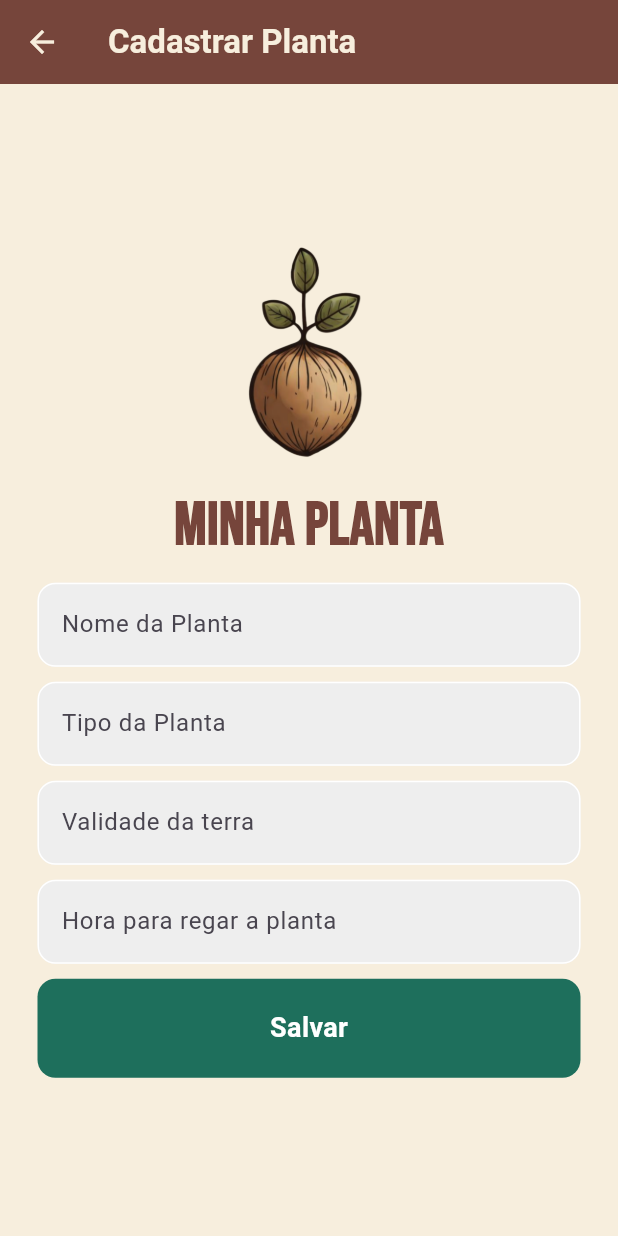
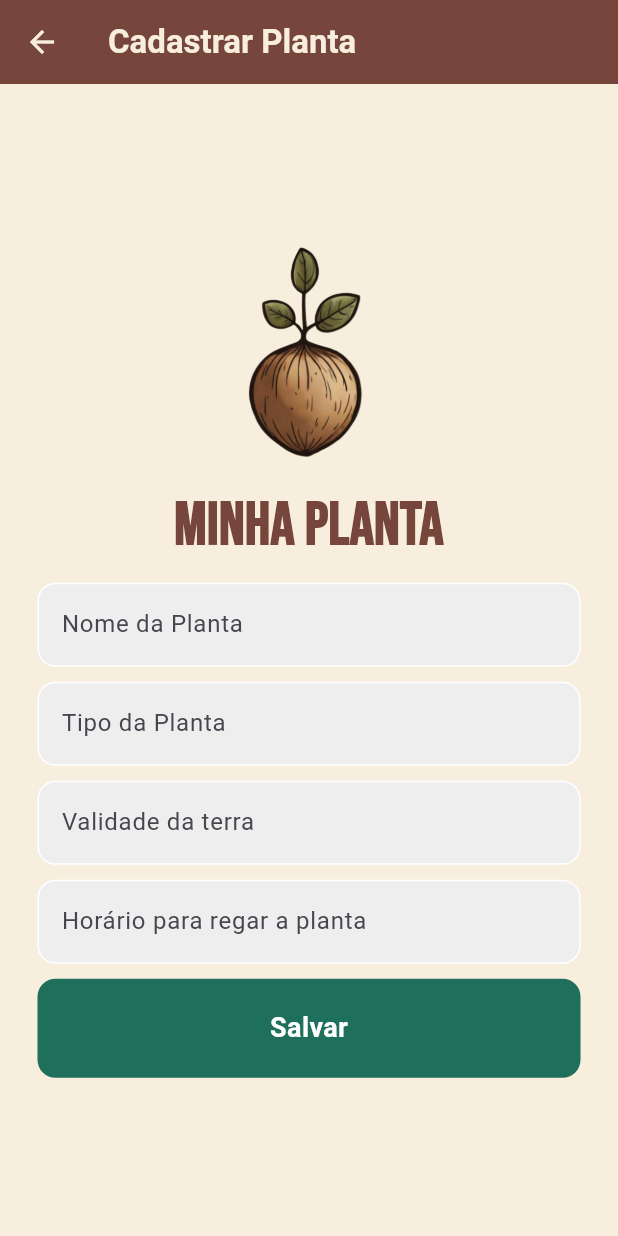
Before and after one commit to Alfredo-Paes/my_plant_flutter, a Flutter app: the RegisterPlantPageMyPlant screen opened directly, after a tap on "Salvar", on a phone screen of 412 x 824 dp. Run offline on Flutter 3.47's test engine with Material 3 defaults, Android fonts, the phone set to English and light mode, and no system bars; our stand-ins replace cloud_firestore, firebase_auth, firebase_core, mask_text_input_formatter; accounts and stored records are empty.

Commit message:
Implementation of user plant listing, plant removal and format for date and time entered in the registration

```diff
--- a/lib/main.dart
+++ b/lib/main.dart
@@ -28,9 +28,7 @@ class MyApp extends StatelessWidget {
     return const MaterialApp(
       debugShowCheckedModeBanner: false,
       home: MainPageMyPlant(),
-      routes: {
-
-      },
+      routes: {},
     );
   }
 }
--- a/lib/models/plants.dart
+++ b/lib/models/plants.dart
@@ -1,10 +1,12 @@
 class Plant {
+  final String id;
   final String namePlant;
   final String typePlant;
   final String validityOfPlantingLand;
   final String timeToWaterThePlant;
 
   Plant({
+    required this.id,
     required this.namePlant,
     required this.typePlant,
     required this.validityOfPlantingLand,
--- a/lib/pages/register_plant_page_my_plant.dart
+++ b/lib/pages/register_plant_page_my_plant.dart
@@ -1,17 +1,18 @@
 import 'package:cloud_firestore/cloud_firestore.dart';
 import 'package:firebase_auth/firebase_auth.dart';
 import 'package:flutter/material.dart';
+import 'package:intl/intl.dart';
+import 'package:mask_text_input_formatter/mask_text_input_formatter.dart';
 
-import '../components/side_bar_my_plant.dart';
+
+import 'home_page_my_pant.dart';
 
 class RegisterPlantPageMyPlant extends StatefulWidget {
-
-  //final VoidCallback showLoginPage;
-
   const RegisterPlantPageMyPlant({super.key});
 
   @override
-  State<RegisterPlantPageMyPlant> createState() => _RegisterPlantPageMyPlantState();
+  State<RegisterPlantPageMyPlant> createState() =>
+      _RegisterPlantPageMyPlantState();
 }
 
 class _RegisterPlantPageMyPlantState extends State<RegisterPlantPageMyPlant> {
@@ -20,6 +21,12 @@ class _RegisterPlantPageMyPlantState extends State<RegisterPlantPageMyPlant> {
   final _typePlantController = TextEditingController();
   final _validityOfPlantingLandController = TextEditingController();
   final _timeToWaterThePlantController = TextEditingController();
+  final maskFormatter = MaskTextInputFormatter(mask: '##/##/####', filter: {'#': RegExp(r'[0-9]')});
+  final timeFormatter = MaskTextInputFormatter(mask: '##:##', filter: {'#': RegExp(r'[0-9]')});
+
+  // Obtenha a instância do FirebaseAuth
+  final FirebaseAuth _auth = FirebaseAuth.instance;
+
 
   @override
   void dispose() {
@@ -30,25 +37,60 @@ class _RegisterPlantPageMyPlantState extends State<RegisterPlantPageMyPlant> {
     super.dispose();
   }
 
-  Future registerPlant() async {
+  Future registerPlant(BuildContext context) async {
+    User? user = _auth.currentUser;
+    String formatDate(String dateString) {
+      // Parse a string no formato "dd/mm/yyyy" para um objeto DateTime
+      DateTime parsedDate = DateFormat('dd/MM/yyyy').parse(dateString);
+      // Formate a data para uma string no formato "dd/mm/yyyy"
+      return DateFormat('dd/MM/yyyy').format(parsedDate);
+    }
+    String formattedDate = formatDate(_validityOfPlantingLandController.text.trim());
+
+    if (user != null) {
+      String userID = user.uid;
       addPlantDetails(
+        userID,
         _namePlantController.text.trim(),
         _typePlantController.text.trim(),
-        _validityOfPlantingLandController.text.trim(),
+        formattedDate,
         _timeToWaterThePlantController.text.trim(),
       );
+      ScaffoldMessenger.of(context).showSnackBar(
+        const SnackBar(
+          content: Text('Planta registrada com sucesso!'),
+          backgroundColor: Color(0xFF1E6F5C),
+          duration: Duration(seconds: 5),
+          behavior: SnackBarBehavior.floating,
+        ),
+      );
+      Navigator.pushReplacement(context,
+        MaterialPageRoute(builder: (context) => const HomePageMyPlant()),
+      );
+    } else {
+      print("Nenhum usuário autenticado");
+    }
   }
 
-  Future addPlantDetails(String namePlant, String typePlant, String validityOfPlantingLand, String timeToWaterThePlant) async {
-    await FirebaseFirestore.instance.collection('users').add({
+  Future addPlantDetails(
+    String userID,
+    String namePlant,
+    String typePlant,
+    String validityOfPlantingLand,
+    String timeToWaterThePlant
+  ) async {
+
+    await FirebaseFirestore.instance
+    .collection('users')
+    .doc(userID)
+    .collection("plants")
+    .add({
       'namePlant': namePlant,
       'typePlant': typePlant,
       'validityOfPlantingLand': validityOfPlantingLand,
       'timeToWaterThePlant': timeToWaterThePlant,
-    }).then((DocumentReference doc) => print('DocumentSnapshot added with ID: ${doc.id}'));
+    });
   }
-
-
 
   @override
   Widget build(BuildContext context) {
@@ -60,14 +102,11 @@ class _RegisterPlantPageMyPlantState extends State<RegisterPlantPageMyPlant> {
           foregroundColor: const Color(0xFFF7EEDD),
           title: const Text("Cadastrar Planta",
             style: TextStyle(
-          //fontSize: 40.00,
-          //fontFamily: 'Bebas Neue',
               color: Color(0xFFF7EEDD),
               fontWeight: FontWeight.bold,
             )),
         ),
         body: Center(
-        //child: Center(
           child: SingleChildScrollView(
             child:
               Column(mainAxisAlignment: MainAxisAlignment.start, children: [
@@ -100,15 +139,13 @@ class _RegisterPlantPageMyPlantState extends State<RegisterPlantPageMyPlant> {
                         borderRadius: BorderRadius.circular(12),
                       ),
                       focusedBorder: OutlineInputBorder(
-                      borderSide: const BorderSide(color:Color(0xFF76453B)),
-                      borderRadius: BorderRadius.circular(12)
-                    ),
+                          borderSide:
+                              const BorderSide(color: Color(0xFF76453B)),
+                          borderRadius: BorderRadius.circular(12)),
                       hintText: 'Nome da Planta',
                       fillColor: Colors.grey[200],
-                    filled: true
-                  ),
-                )
-              ),
+                      filled: true),
+                )),
               const SizedBox(height: 10),
 
               Padding(
@@ -121,44 +158,20 @@ class _RegisterPlantPageMyPlantState extends State<RegisterPlantPageMyPlant> {
                         borderRadius: BorderRadius.circular(12),
                       ),
                       focusedBorder: OutlineInputBorder(
-                      borderSide: const BorderSide(color:Color(0xFF76453B)),
-                      borderRadius: BorderRadius.circular(12)
-                    ),
+                          borderSide:
+                              const BorderSide(color: Color(0xFF76453B)),
+                          borderRadius: BorderRadius.circular(12)),
                       hintText: 'Tipo da Planta',
                       fillColor: Colors.grey[200],
-                    filled: true
-                  ),
-                )
-              ),
-              const SizedBox(height: 10),
-
-              //Email
-              Padding(
-                padding: const EdgeInsets.symmetric(horizontal: 25.0),
-                child: TextField(
-                  controller: _validityOfPlantingLandController,
-                  decoration: InputDecoration(
-                    enabledBorder: OutlineInputBorder(
-                      borderSide: const BorderSide(color: Colors.white),
-                      borderRadius: BorderRadius.circular(12),
-                    ),
-                    focusedBorder: OutlineInputBorder(
-                      borderSide: const BorderSide(color:Color(0xFF76453B)),
-                      borderRadius: BorderRadius.circular(12)
-                    ),
-                    hintText: 'Validade da terra',
-                    fillColor: Colors.grey[200],
-                    filled: true
-                  ),
-                )
-              ),
+                      filled: true),
+                )),
               const SizedBox(height: 10),
 
               Padding(
                 padding: const EdgeInsets.symmetric(horizontal: 25.0),
                 child: TextField(
-                  controller: _timeToWaterThePlantController,
-                  obscureText: true,
+                  controller: _validityOfPlantingLandController,
+                  inputFormatters: [maskFormatter], // Adicione a máscara de entrada aqui
                   decoration: InputDecoration(
                     enabledBorder: OutlineInputBorder(
                       borderSide: const BorderSide(color: Colors.white),
@@ -166,20 +179,38 @@ class _RegisterPlantPageMyPlantState extends State<RegisterPlantPageMyPlant> {
                     ),
                     focusedBorder: OutlineInputBorder(
                       borderSide: const BorderSide(color: Color(0xFF76453B)),
-                      borderRadius: BorderRadius.circular(12)
+                      borderRadius: BorderRadius.circular(12)),
+                    hintText: 'Validade da terra', // Altere o hintText para orientar o usuário sobre o formato esperado
+                    fillColor: Colors.grey[200],
+                    filled: true,
                   ),
-                    hintText: 'Hora para regar a planta',
+                ),),
+              const SizedBox(height: 10),
+
+              Padding(
+                padding: const EdgeInsets.symmetric(horizontal: 25.0),
+                child: TextField(
+                  controller: _timeToWaterThePlantController,
+                  inputFormatters: [timeFormatter], // Adicione a máscara de entrada aqui
+                  decoration: InputDecoration(
+                    enabledBorder: OutlineInputBorder(
+                      borderSide: const BorderSide(color: Colors.white),
+                      borderRadius: BorderRadius.circular(12),
+                    ),
+                    focusedBorder: OutlineInputBorder(
+                      borderSide: const BorderSide(color: Color(0xFF76453B)),
+                      borderRadius: BorderRadius.circular(12)),
+                    hintText: 'Horário para regar a planta', // Altere o hintText para orientar o usuário sobre o formato esperado
                     fillColor: Colors.grey[200],
-                    filled: true
+                    filled: true,
                   ),
-                )
-              ),
+                ),),
               const SizedBox(height: 10),
 
               Padding(
                 padding: const EdgeInsets.symmetric(horizontal: 25.0),
                 child: GestureDetector(
-                  onTap: ()=>{ FirebaseAuth.instance.signOut()},
+                  onTap: () => registerPlant(context),
                   child: Container(
                     padding: const EdgeInsets.all(20),
                     decoration: BoxDecoration(
@@ -198,10 +229,8 @@ class _RegisterPlantPageMyPlantState extends State<RegisterPlantPageMyPlant> {
                   ),
                 ),
               ),
-            ]
+            ]),
           ),
-        ),
-      //)
         ));
   }
 }
--- a/pubspec.yaml
+++ b/pubspec.yaml
@@ -11,6 +11,8 @@ environment:
 dependencies:
   flutter:
     sdk: flutter
+  mask_text_input_formatter: ^2.9.0
+  intl: ^0.17.0
   cupertino_icons: ^1.0.2
   firebase_auth: ^4.17.8
   firebase_core: ^2.27.0
```
Also changed, not shown: lib/components/tile_my_plant.dart (+51 -7 lines), lib/models/myPlants.dart (+23 -22 lines), lib/pages/home_page_my_pant.dart (+61 -9 lines). Lines whose indentation alone changed are shown as unchanged.
